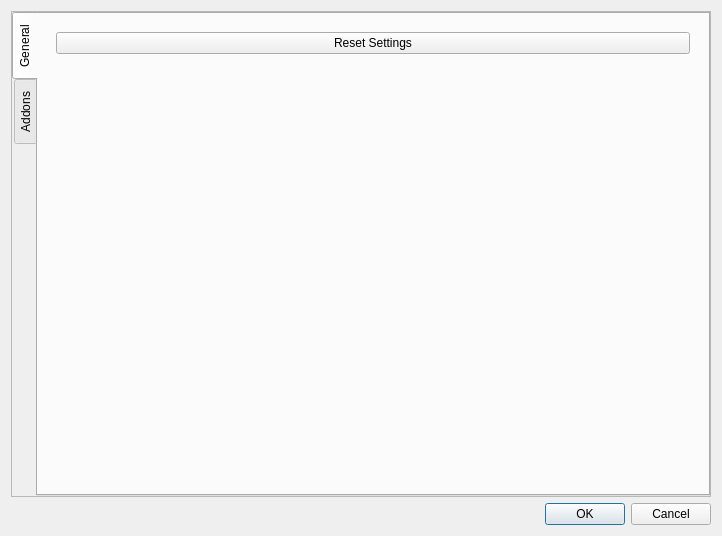
Before: the Qt Designer form src/forms/settingsdialog.ui in vetux/qcalculator, drawn with Qt 5.
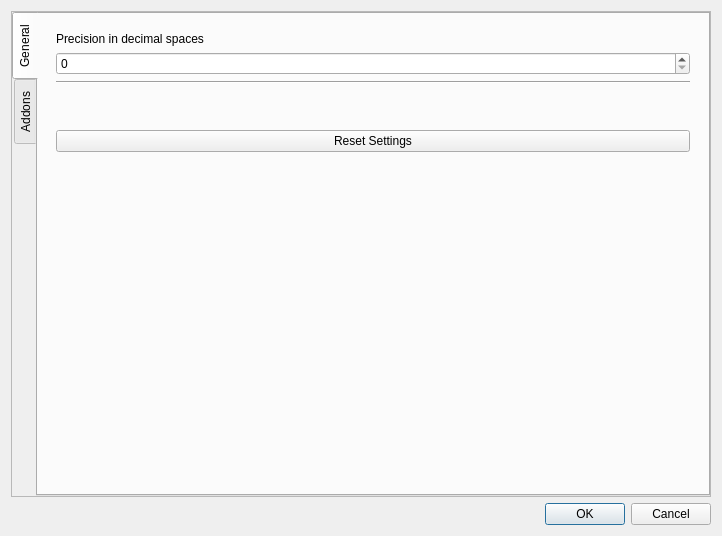
After: the same form once the commit is applied.

Commit message: Implement gui for precision configuration

```diff
--- a/src/forms/settingsdialog.ui
+++ b/src/forms/settingsdialog.ui
@@ -75,6 +75,43 @@
               </sizepolicy>
              </property>
              <layout class="QVBoxLayout" name="verticalLayout_4">
+              <item>
+               <widget class="QLabel" name="label">
+                <property name="text">
+                 <string>Precision in decimal spaces</string>
+                </property>
+               </widget>
+              </item>
+              <item>
+               <widget class="QSpinBox" name="spinBox_precision">
+                <property name="maximum">
+                 <number>999</number>
+                </property>
+               </widget>
+              </item>
+              <item>
+               <widget class="Line" name="line">
+                <property name="orientation">
+                 <enum>Qt::Horizontal</enum>
+                </property>
+               </widget>
+              </item>
+              <item>
+               <spacer name="verticalSpacer_2">
+                <property name="orientation">
+                 <enum>Qt::Vertical</enum>
+                </property>
+                <property name="sizeType">
+                 <enum>QSizePolicy::Fixed</enum>
+                </property>
+                <property name="sizeHint" stdset="0">
+                 <size>
+                  <width>20</width>
+                  <height>40</height>
+                 </size>
+                </property>
+               </spacer>
+              </item>
               <item>
                <widget class="QPushButton" name="pushButton_resetSettings">
                 <property name="text">
```
The commit also changes 7 other files.
